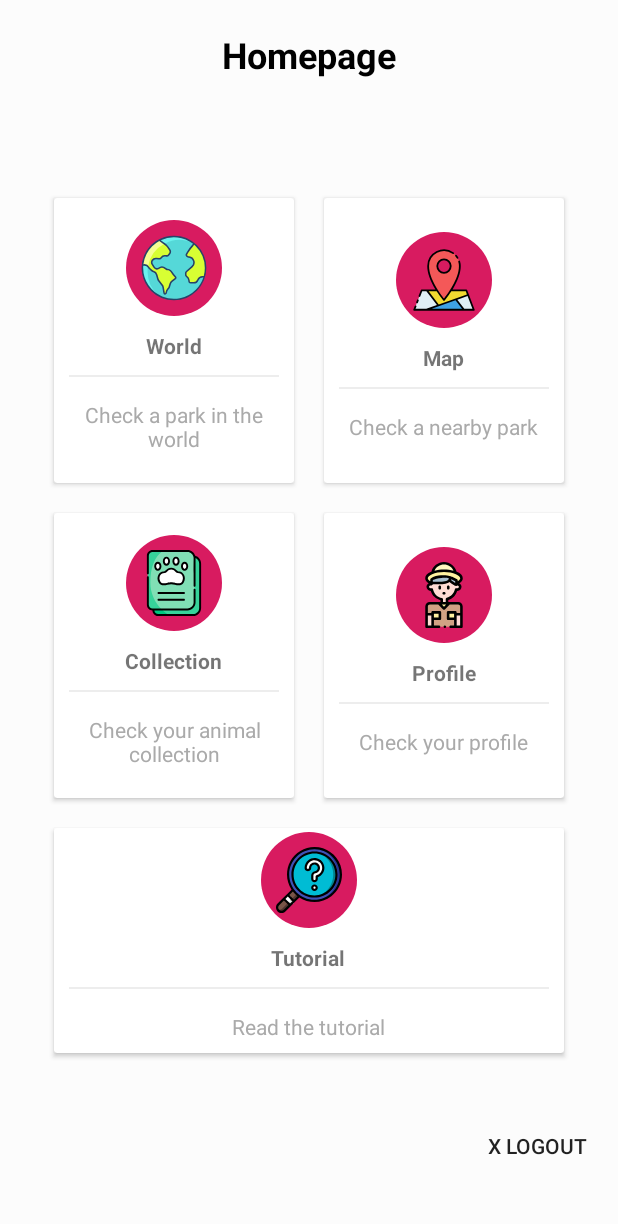
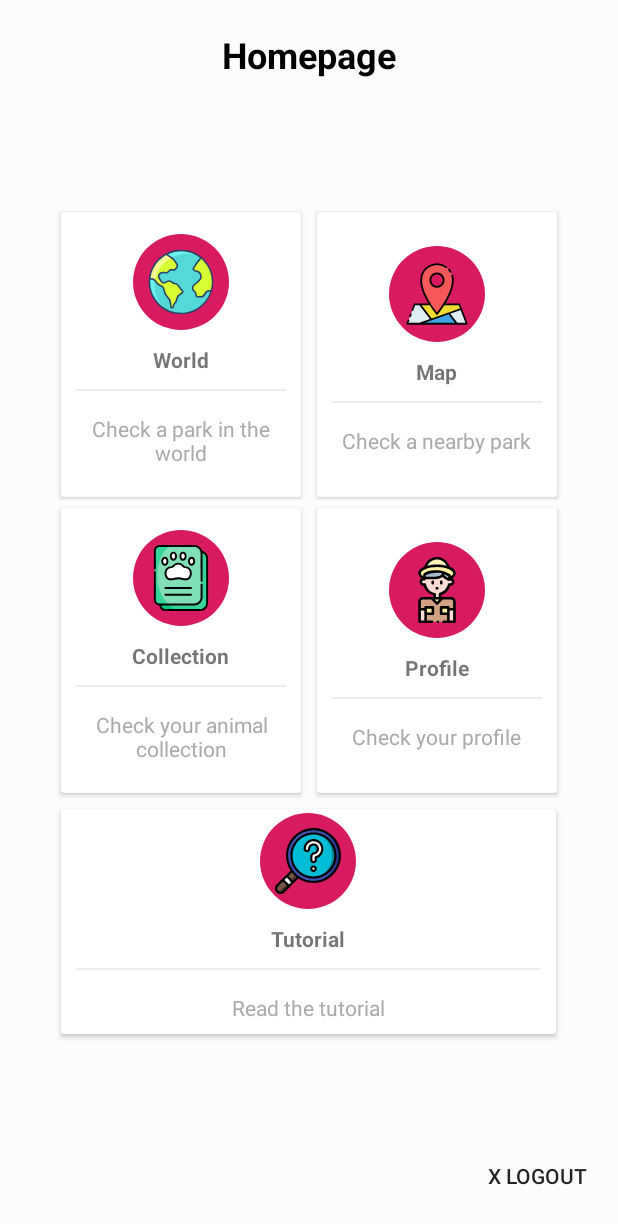
Before and after one commit to Nyerca/AR_Discoverer, an Android app: the Homepage screen opened directly, with no data from a screen before it, on a phone screen of 412 x 824 dp. Shown: the top 1224 px of the screen. Run offline under Robolectric (Android 15) with nearby library versions, the light colour scheme and no system bars; our stand-ins replace Firebase (no records; nobody signed in at launch, a user with empty details on screens opened directly); libraries missing offline, so code that uses them is left out: com.mapbox.android.

Commit message:
Add project missing images + Fix layouts dimensions

```diff
--- a/app/src/main/java/com/example/appar/Collection.java
+++ b/app/src/main/java/com/example/appar/Collection.java
@@ -69,8 +69,6 @@ public class Collection extends AppCompatActivity {
         super.onCreate(savedInstanceState);
         setContentView(R.layout.collection);
 
-        GlobalVariable.setInstance("prova3");
-
         Intent animal_profile = new Intent(this,AnimalProfile.class);
 
         findViewById(R.id.batcard).setOnClickListener(v -> {
--- a/app/src/main/java/com/example/appar/DistanceAnimalView.java
+++ b/app/src/main/java/com/example/appar/DistanceAnimalView.java
@@ -78,6 +78,7 @@ public class DistanceAnimalView extends View {
         int id = this.getResources().getIdentifier(image, "drawable",packagename);
 
         Bitmap bitmap = BitmapFactory.decodeResource(res, id);
+        Bitmap resized = Bitmap.createScaledBitmap(bitmap, 100, 100, true);
 
         //Bitmap bitmap = BitmapFactory.decodeResource(res, R.drawable.bat);
 
@@ -86,7 +87,7 @@ public class DistanceAnimalView extends View {
 
         Bitmap foot = BitmapFactory.decodeResource(res, R.drawable.paw_one2);
 
-        canvas.drawBitmap(bitmap, 10, 0, paintShape);
+        canvas.drawBitmap(resized, 10, 0, paintShape);
         if(distance == 1) {
             canvas.drawBitmap(foot, 40, 80, paintShape);
         } else if(distance == 2) {
--- a/app/src/main/java/com/example/appar/Homepage.java
+++ b/app/src/main/java/com/example/appar/Homepage.java
@@ -1,12 +1,16 @@
 package com.example.appar;
 
+import android.Manifest;
 import android.content.Intent;
+import android.content.pm.PackageManager;
 import android.os.Bundle;
 import android.view.View;
 import android.widget.Toast;
 import androidx.annotation.NonNull;
 import androidx.appcompat.app.AppCompatActivity;
 import androidx.cardview.widget.CardView;
+import androidx.core.app.ActivityCompat;
+
 import com.google.firebase.database.DataSnapshot;
 import com.google.firebase.database.DatabaseError;
 import com.google.firebase.database.ValueEventListener;
@@ -14,20 +18,51 @@ import com.mapbox.android.core.permissions.PermissionsListener;
 import com.mapbox.android.core.permissions.PermissionsManager;
 import java.util.List;
 
-public class Homepage extends AppCompatActivity implements PermissionsListener {
+public class Homepage extends AppCompatActivity  {
 
-    private PermissionsManager permissionsManager;
 
     @Override
     protected void onCreate(Bundle savedInstanceState) {
         super.onCreate(savedInstanceState);
         setContentView(R.layout.homepage);
-
+/*
         if (!PermissionsManager.areLocationPermissionsGranted(this)) {
-            permissionsManager = new PermissionsManager(this);
             permissionsManager.requestLocationPermissions(this);
         }
 
+        if (checkSelfPermission(Manifest.permission.ACCESS_FINE_LOCATION) != PackageManager.PERMISSION_GRANTED && checkSelfPermission(Manifest.permission.ACCESS_COARSE_LOCATION) != PackageManager.PERMISSION_GRANTED) {
+            requestPermissions(new String[]{Manifest.permission.ACCESS_COARSE_LOCATION, Manifest.permission.ACCESS_FINE_LOCATION}, 100);
+        }
+
+        String[] PERMISSIONS = {
+                Manifest.permission.WRITE_EXTERNAL_STORAGE,
+                Manifest.permission.READ_EXTERNAL_STORAGE,
+                Manifest.permission.CAMERA
+        };
+        ActivityCompat.requestPermissions(this, PERMISSIONS, 311);
+
+         */
+
+        String[] PERMISSIONS = {
+                Manifest.permission.ACCESS_FINE_LOCATION,
+                Manifest.permission.ACCESS_COARSE_LOCATION,
+                Manifest.permission.WRITE_EXTERNAL_STORAGE,
+                Manifest.permission.READ_EXTERNAL_STORAGE,
+                Manifest.permission.CAMERA
+        };
+        ActivityCompat.requestPermissions(Homepage.this, PERMISSIONS, 100);
+/*
+        if(checkSelfPermission(Manifest.permission.ACCESS_FINE_LOCATION) != PackageManager.PERMISSION_GRANTED) requestPermissions(new String[]{Manifest.permission.ACCESS_FINE_LOCATION}, 100);
+        if(checkSelfPermission(Manifest.permission.ACCESS_COARSE_LOCATION) != PackageManager.PERMISSION_GRANTED) requestPermissions(new String[]{Manifest.permission.ACCESS_COARSE_LOCATION}, 100);
+        if(checkSelfPermission(Manifest.permission.WRITE_EXTERNAL_STORAGE) != PackageManager.PERMISSION_GRANTED) requestPermissions(new String[]{Manifest.permission.WRITE_EXTERNAL_STORAGE}, 100);
+        if(checkSelfPermission(Manifest.permission.READ_EXTERNAL_STORAGE) != PackageManager.PERMISSION_GRANTED) requestPermissions(new String[]{Manifest.permission.READ_EXTERNAL_STORAGE}, 100);
+        if(checkSelfPermission(Manifest.permission.CAMERA) != PackageManager.PERMISSION_GRANTED) requestPermissions(new String[]{Manifest.permission.CAMERA}, 100);
+
+        if(checkSelfPermission(Manifest.permission.ACCESS_FINE_LOCATION) != PackageManager.PERMISSION_GRANTED || checkSelfPermission(Manifest.permission.ACCESS_COARSE_LOCATION) != PackageManager.PERMISSION_GRANTED || checkSelfPermission(Manifest.permission.WRITE_EXTERNAL_STORAGE) != PackageManager.PERMISSION_GRANTED || checkSelfPermission(Manifest.permission.READ_EXTERNAL_STORAGE) != PackageManager.PERMISSION_GRANTED || checkSelfPermission(Manifest.permission.CAMERA) != PackageManager.PERMISSION_GRANTED) {
+            Toast.makeText(this, "PERMISSION NOT GRANTED, FINISH ACTIVITY", Toast.LENGTH_LONG).show();
+            finish();
+        }
+*/
         findViewById(R.id.logout).setOnClickListener(v -> startActivity(new Intent(this,Register.class)));
 
         findViewById(R.id.worldcard).setOnClickListener(v -> startActivity(new Intent(this,WorldMap.class)));
@@ -70,20 +105,25 @@ public class Homepage extends AppCompatActivity implements PermissionsListener {
     }
 
     @Override
-    public void onExplanationNeeded(List<String> permissionsToExplain) {
+    public void onRequestPermissionsResult(int requestCode, String permissions[], int[] grantResults) {
+        switch (requestCode) {
+            case 100: {
 
+                // If request is cancelled, the result arrays are empty.
+                if (grantResults.length > 0 && grantResults[0] == PackageManager.PERMISSION_GRANTED && grantResults[1] == PackageManager.PERMISSION_GRANTED && grantResults[2] == PackageManager.PERMISSION_GRANTED && grantResults[3] == PackageManager.PERMISSION_GRANTED && grantResults[4] == PackageManager.PERMISSION_GRANTED) {
+
+                    // permission was granted, yay! Do the
+                    // contacts-related task you need to do.
+                } else {
+                    Intent back = new Intent(this,Login.class);
+                    startActivity(back);
+                }
+                return;
+            }
+
+            // other 'case' lines to check for other
+            // permissions this app might request
+        }
     }
 
-    @Override
-    public void onRequestPermissionsResult(int requestCode, @NonNull String[] permissions, @NonNull int[] grantResults) {
-        permissionsManager.onRequestPermissionsResult(requestCode, permissions, grantResults);
-    }
-
-    @Override
-    public void onPermissionResult(boolean granted) {
-        if (!granted) {
-            Toast.makeText(this, "user_location_permission_not_granted", Toast.LENGTH_LONG).show();
-            finish();
-        }
-    }
 }
--- a/app/src/main/res/layout/homepage.xml
+++ b/app/src/main/res/layout/homepage.xml
@@ -51,7 +51,9 @@
                 android:id="@+id/worldcard"
                 android:layout_width="160dp"
                 android:layout_height="190dp"
-                android:layout_margin="10dp">
+                android:layout_marginTop="2dp"
+                android:layout_marginRight="5dp"
+                android:layout_marginBottom="2dp">
                 <com.example.appar.Card
                     android:layout_width="match_parent"
                     app:title="World"
@@ -65,7 +67,9 @@
                 android:id="@+id/mapcard"
                 android:layout_width="160dp"
                 android:layout_height="190dp"
-                android:layout_margin="10dp">
+                android:layout_marginTop="2dp"
+                android:layout_marginLeft="5dp"
+                android:layout_marginBottom="2dp">
 
                 <com.example.appar.Card
                     android:layout_width="match_parent"
@@ -88,7 +92,9 @@
                 android:id="@+id/collectioncard"
                 android:layout_width="160dp"
                 android:layout_height="190dp"
-                android:layout_margin="10dp">
+                android:layout_marginRight="5dp"
+                android:layout_marginTop="5dp"
+                android:layout_marginBottom="5dp">
                 <com.example.appar.Card
                     android:layout_width="match_parent"
                     app:title="Collection"
@@ -100,7 +106,9 @@
                 android:clickable="true"
                 android:foreground="?android:attr/selectableItemBackground"
                 android:id="@+id/profilecard"
-                android:layout_margin="10dp"
+                android:layout_marginLeft="5dp"
+                android:layout_marginTop="5dp"
+                android:layout_marginBottom="5dp"
                 android:layout_width="160dp"
                 android:layout_height="190dp">
                 <com.example.appar.Card
@@ -112,19 +120,17 @@
             </androidx.cardview.widget.CardView>
 
         </LinearLayout>
-        <LinearLayout
-            android:clipToPadding="false"
-            android:gravity="center"
-            android:orientation="horizontal"
-            android:layout_width="match_parent"
-            android:layout_height="wrap_content">
         <androidx.cardview.widget.CardView
             android:foreground="?android:attr/selectableItemBackground"
             android:clickable="true"
-                android:layout_width="340dp"
+            android:layout_width="330dp"
             android:id="@+id/tutorialcard"
             android:layout_height="150dp"
-                android:layout_margin="10dp">
+            android:padding="10dp"
+            android:layout_marginRight="5dp"
+            android:layout_marginLeft="5dp"
+            android:layout_marginTop="5dp"
+            android:layout_marginBottom="5dp">
             <com.example.appar.Card
                 android:layout_width="match_parent"
                 app:title="Tutorial"
@@ -132,9 +138,6 @@
                 app:image="ic_wifi_black_24dp"
                 android:layout_height="match_parent"/>
         </androidx.cardview.widget.CardView>
-
-
-        </LinearLayout>
     </LinearLayout>
 
     <Button
@@ -143,13 +146,14 @@
         android:text="x logout"
         android:id="@+id/logout"
         android:background="@null"
-        style="?android:attr/borderlessButtonStyle"
+
         android:shadowRadius="@null"
         android:drawableBottom="@null"
-        android:padding="0dp"
+
+
         android:layout_alignParentBottom="true"
         android:layout_alignParentRight="true"
-
+        android:layout_marginBottom="-20dp"
         />
 
 </RelativeLayout>
--- a/app/src/main/res/layout/login.xml
+++ b/app/src/main/res/layout/login.xml
@@ -44,7 +44,7 @@
 
         <EditText
             android:id="@+id/username"
-            android:layout_width="320dp"
+            android:layout_width="300dp"
             android:layout_height="wrap_content"
             android:layout_marginTop="75dp"
             android:drawableLeft="@drawable/ic_lightbulb_outline_black_24dp"
@@ -57,7 +57,7 @@
             android:layout_marginTop="15dp"
             android:drawableLeft="@drawable/ic_lightbulb_outline_black_24dp"
 
-            android:layout_width="320dp"
+            android:layout_width="300dp"
             android:layout_height="wrap_content"
             android:hint="Password"
             android:inputType="textPassword"
--- a/app/src/main/res/values/strings.xml
+++ b/app/src/main/res/values/strings.xml
@@ -1,4 +1,4 @@
 <resources>
-    <string name="app_name">AppAR</string>
+    <string name="app_name">PreSense</string>
     <string name="action_settings">Settings</string>
 </resources>
```
Also changed, not shown: app/src/main/AndroidManifest.xml (+5 -66 lines), app/src/main/java/com/example/appar/GameMap.java (+14 -7 lines), app/src/main/java/com/example/appar/Login.java (+8 -0 lines), app/src/main/res/layout/collection.xml (+13 -5 lines), app/src/main/res/layout/register.xml (+5 -5 lines), app/src/main/res/layout/user_profile.xml (+14 -10 lines), app/src/main/res/drawable-v24/bat_ar.png (added), app/src/main/res/drawable-v24/bat_mother.png (added), app/src/main/res/drawable-v24/bee_ar.png (added), app/src/main/res/drawable-v24/bronze_mosquito.png (renamed from app/src/main/res/drawable-v24/bronze_moquito.png), app/src/main/res/drawable-v24/butterfly_ar.png (added), app/src/main/res/drawable-v24/gold_mosquito.png (renamed from app/src/main/res/drawable-v24/gold_moquito.png), app/src/main/res/drawable-v24/mosquito_eyes.png (added), app/src/main/res/drawable-v24/silver_mosquito.png (renamed from app/src/main/res/drawable-v24/silver_moquito.png). Lines whose indentation alone changed are shown as unchanged.
